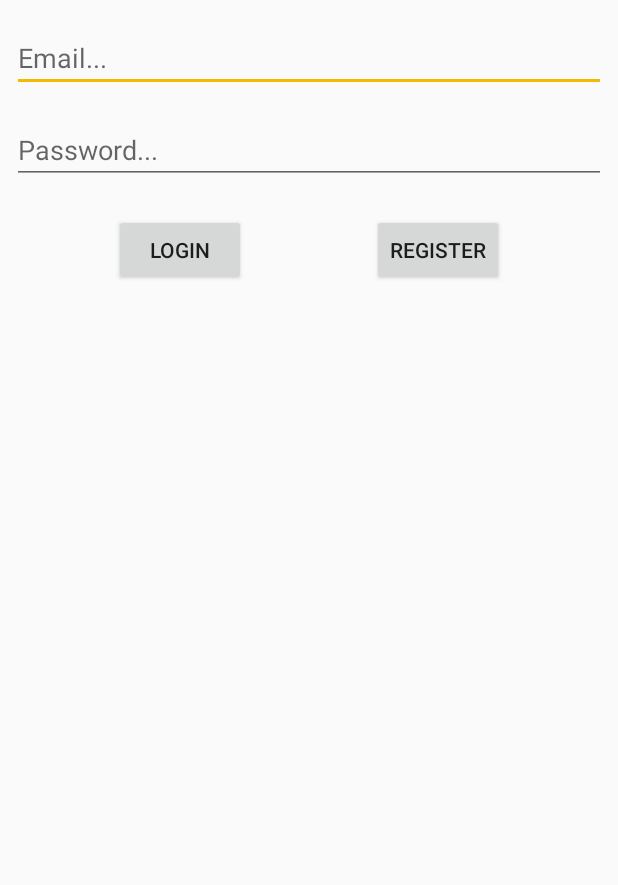
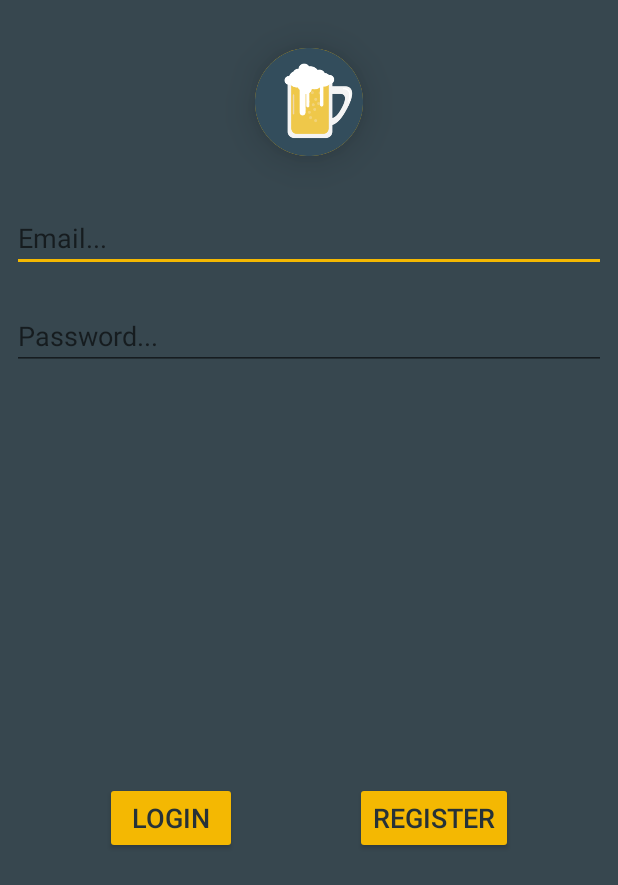
Before and after one commit to YanovskyOr/Beerz, an Android app: the layout login_menu.xml on its own in the app's theme, with its tools: preview values and no code run, on a phone screen of 412 x 824 dp. Shown: the top 885 px of the screen. Run offline under Robolectric (Android 15) with nearby library versions, the phone set to English and light mode, and no system bars.

Commit message:
Moved Login to new activity and improved it, fixed typo

```diff
--- a/app/src/main/res/layout/login_menu.xml
+++ b/app/src/main/res/layout/login_menu.xml
@@ -4,23 +4,39 @@
     xmlns:app="http://schemas.android.com/apk/res-auto"
     xmlns:tools="http://schemas.android.com/tools"
     android:layout_width="match_parent"
-    android:layout_height="match_parent">
+    android:layout_height="match_parent"
+    android:background="@color/colorBg">
+
+    <ImageView
+        android:id="@+id/add_beer_pic_iv"
+        android:layout_width="72dp"
+        android:layout_height="72dp"
+        android:layout_marginEnd="8dp"
+        android:layout_marginStart="8dp"
+        android:layout_marginTop="32dp"
+        android:background="@drawable/circle_shape"
+        android:clickable="true"
+        android:elevation="16dp"
+        android:focusable="true"
+        android:src="@drawable/beer_image"
+        app:layout_constraintEnd_toEndOf="parent"
+        app:layout_constraintStart_toStartOf="parent"
+        app:layout_constraintTop_toTopOf="parent" />
 
     <EditText
         android:id="@+id/emailField"
         android:layout_width="0dp"
-        android:layout_height="45dp"
-        android:layout_marginBottom="16dp"
+        android:layout_height="wrap_content"
         android:layout_marginEnd="8dp"
         android:layout_marginStart="8dp"
-        android:layout_marginTop="16dp"
+        android:layout_marginTop="32dp"
         android:ems="10"
         android:hint="Email..."
         android:inputType="textEmailAddress"
-        app:layout_constraintBottom_toTopOf="@+id/passwordField"
         app:layout_constraintEnd_toEndOf="parent"
+        app:layout_constraintHorizontal_bias="0.0"
         app:layout_constraintStart_toStartOf="parent"
-        app:layout_constraintTop_toTopOf="parent" />
+        app:layout_constraintTop_toBottomOf="@+id/add_beer_pic_iv" />
 
     <EditText
         android:id="@+id/passwordField"
@@ -28,11 +44,12 @@
         android:layout_height="wrap_content"
         android:layout_marginEnd="8dp"
         android:layout_marginStart="8dp"
-        android:layout_marginTop="16dp"
+        android:layout_marginTop="20dp"
         android:ems="10"
         android:hint="Password..."
         android:inputType="textPassword"
         app:layout_constraintEnd_toEndOf="parent"
+        app:layout_constraintHorizontal_bias="0.0"
         app:layout_constraintStart_toStartOf="parent"
         app:layout_constraintTop_toBottomOf="@+id/emailField" />
 
@@ -43,10 +60,15 @@
         android:layout_marginEnd="8dp"
         android:layout_marginStart="8dp"
         android:layout_marginTop="20dp"
+        android:backgroundTint="@color/colorAccent"
+        android:textColor="@color/colorBgDark"
+        android:textSize="18sp"
         android:text="Login"
         app:layout_constraintEnd_toStartOf="@+id/registerButton"
         app:layout_constraintStart_toStartOf="parent"
-        app:layout_constraintTop_toBottomOf="@+id/passwordField" />
+        app:layout_constraintTop_toBottomOf="@+id/passwordField"
+        app:layout_constraintBottom_toBottomOf="parent"
+        app:layout_constraintEnd_toEndOf="parent" />
 
     <Button
         android:id="@+id/registerButton"
@@ -55,8 +77,12 @@
         android:layout_marginEnd="8dp"
         android:layout_marginStart="8dp"
         android:layout_marginTop="20dp"
+        android:backgroundTint="@color/colorAccent"
+        android:textColor="@color/colorBgDark"
+        android:textSize="18sp"
         android:text="Register"
-        app:layout_constraintEnd_toEndOf="parent"
         app:layout_constraintStart_toEndOf="@+id/loginButton"
-        app:layout_constraintTop_toBottomOf="@+id/passwordField" />
+        app:layout_constraintTop_toBottomOf="@+id/passwordField"
+        app:layout_constraintBottom_toBottomOf="parent"
+        app:layout_constraintEnd_toEndOf="parent" />
 </android.support.constraint.ConstraintLayout>
```
Also changed, not shown: app/src/main/AndroidManifest.xml (+8 -0 lines), app/src/main/java/ory/ofir/beerz/LoginActivity.java (added, +20 -0 lines), app/src/main/java/ory/ofir/beerz/MainActivity.java (+13 -18 lines), app/src/main/java/ory/ofir/beerz/Model/BeerAsyncDao.java (+4 -4 lines), app/src/main/java/ory/ofir/beerz/View/LoginFragment.java (+5 -2 lines), app/src/main/res/layout/activity_login.xml (added, +10 -0 lines).
